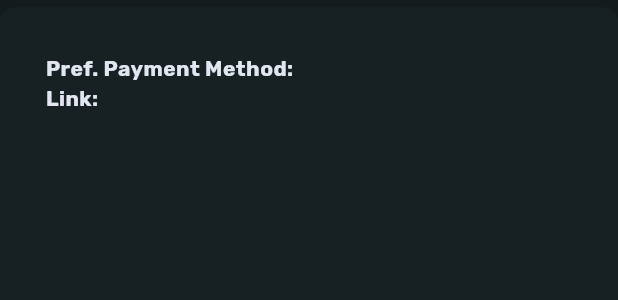
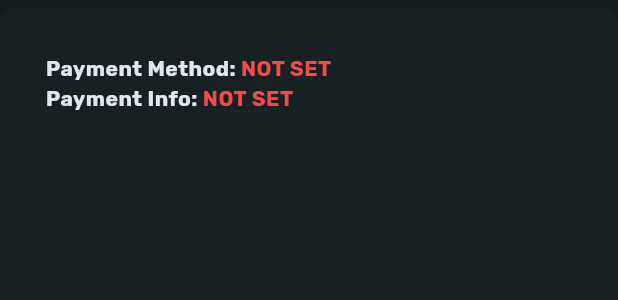
Before and after one commit to ethanokamura/roommate-expense-tracker, a Flutter app: the RoommateCard widget shown alone on an empty page, opened directly with empty values, on a phone screen of 412 x 824 dp. Shown: the top 300 px of the screen. Run offline on Flutter 3.47's test engine with Material 3 defaults, Android fonts, the phone set to English and light mode, and no system bars; our stand-ins replace auto_size_text, bloc, cached_network_image, dio, equatable, firebase_auth and 13 more; missing offline and left inert: flow_builder; accounts and stored records are empty; generated files the repository leaves out were written again; network calls fail.

Commit message:
added copy button to payment link, added roommate list filtering

```diff
--- a/frontend/roommate_expense_tracker/lib/features/houses/widgets/roommate_card.dart
+++ b/frontend/roommate_expense_tracker/lib/features/houses/widgets/roommate_card.dart
@@ -35,15 +35,15 @@ class RoommateCard extends StatelessWidget {
                 Row(
                   children: [
                     const CustomText(
-                      text: "Pref. Payment Method: ",
+                      text: "Payment Method: ",
                       style: AppTextStyles.primary,
                     ),
                     Expanded(
                       child: CustomText(
-                        text: paymentMethod,
+                        text: (paymentMethod == '') ? "NOT SET" : paymentMethod,
                         style: AppTextStyles.primary,
-                        color: (paymentMethod != "NOT SET")
-                            ? context.theme.textColor
+                        color: (paymentMethod != '')
+                            ? context.theme.accentColor
                             : context.theme.errorColor,
                       ),
                     ),
@@ -52,29 +52,35 @@ class RoommateCard extends StatelessWidget {
                 Row(
                   children: [
                     const CustomText(
-                      text: "Link: ",
+                      text: "Payment Info: ",
                       style: AppTextStyles.primary,
                     ),
                     Expanded(
-                      child: GestureDetector(
+                      child: CustomText(
+                        text: (paymentLink == "") ? "NOT SET" : paymentLink,
+                        style: AppTextStyles.primary,
+                        color: (paymentLink != "")
+                            ? context.theme.accentColor
+                            : context.theme.errorColor,
+                      ),
+                    ),
+                    if (paymentLink != "")
+                      GestureDetector(
                         onTap: () {
-                          if (paymentMethod != "NOT SET" &&
-                              paymentLink != "NOT SET") {
-                            Clipboard.setData(ClipboardData(text: paymentLink));
-                            ScaffoldMessenger.of(context).showSnackBar(
-                                const SnackBar(
-                                    content: Text("Copied To Dashboard")));
-                          }
+                          Clipboard.setData(ClipboardData(text: paymentLink));
+                          ScaffoldMessenger.of(context).showSnackBar(
+                              const SnackBar(
+                                  content: Text("Copied To Dashboard")));
                         },
-                        child: CustomText(
-                          text: paymentLink,
-                          style: AppTextStyles.primary,
-                          color: (paymentLink != "NOT SET")
-                              ? context.theme.accentColor
-                              : context.theme.errorColor,
+                        child: const Padding(
+                          padding: EdgeInsets.all(1), // Small padding
+                          child: Icon(
+                            Icons.copy,
+                            size: 12,
+                            color: CustomColors.lightPrimary,
+                          ),
                         ),
                       ),
-                    ),
                   ],
                 ),
               ],
```
Also changed, not shown: frontend/roommate_expense_tracker/lib/features/houses/pages/house_dashboard.dart (+13 -11 lines), frontend/roommate_expense_tracker/lib/features/users/cubit/users_cubit.dart (+36 -0 lines), frontend/roommate_expense_tracker/packages/users_repository/lib/src/models/house_members_user_info.dart (+7 -1 lines).
